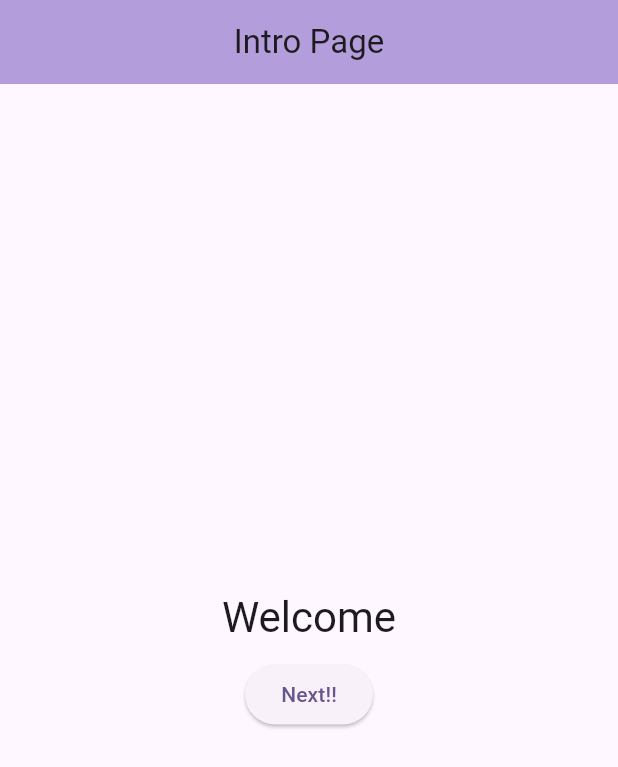
After one commit to hasti7609/flutter_full_course, a Flutter app: the screen it shows after launch, on a phone screen of 412 x 824 dp. The commit adds this screen. Shown: the top 767 px of the screen. Run offline on Flutter 3.47's test engine with Material 3 defaults, Android fonts, the phone set to English and light mode, and no system bars.

Commit message:
adding navigations

```diff
--- a/lib/main.dart
+++ b/lib/main.dart
@@ -1,5 +1,5 @@
 import 'package:flutter/material.dart';
-import 'navigations/pages/main_pages.dart';
+import 'package:starting_flutter/navigations/pages/intro_pages.dart';
 
 
 void main() {
@@ -17,7 +17,7 @@ class MyApp extends StatelessWidget {
         colorScheme: ColorScheme.fromSeed(seedColor: Colors.deepPurple),
         useMaterial3: true,
       ),
-      home: const MainPagesScreen(),
+      home: const IntroPages(),
     );
   }
 }
--- /dev/null
+++ b/lib/navigations/pages/intro_pages.dart
@@ -0,0 +1,35 @@
+import 'package:flutter/material.dart';
+import 'package:starting_flutter/navigations/pages/second_page.dart';
+
+class IntroPages extends StatelessWidget {
+  const IntroPages({super.key});
+
+  @override
+  Widget build(BuildContext context) {
+    return Scaffold(
+      appBar: AppBar(
+        title: Text("Intro Page"),
+        backgroundColor: Colors.deepPurple.shade200,
+        centerTitle: true,
+      ),
+      body: Center(
+        child: Column(
+          mainAxisAlignment: MainAxisAlignment.center,
+          crossAxisAlignment: CrossAxisAlignment.center,
+          children: [
+            Text("Welcome",
+            style: Theme.of(context).textTheme.headlineMedium,
+            ),
+            SizedBox(
+              height: 10,
+            ),
+            ElevatedButton(onPressed: (){
+              Navigator.push(context, MaterialPageRoute(
+                  builder: (context)=>SecondPage()));
+              }, child: Text("Next!!"))
+          ],
+        ),
+      ),
+    );
+  }
+}
```
Also changed, not shown: lib/navigations/pages/main_pages.dart (deleted, +0 -21 lines), lib/navigations/pages/second_page.dart (+3 -9 lines), lib/navigations/pages/third_page.dart (deleted, +0 -21 lines), lib/navigations/routes/routes.dart (deleted, +0 -9 lines).
